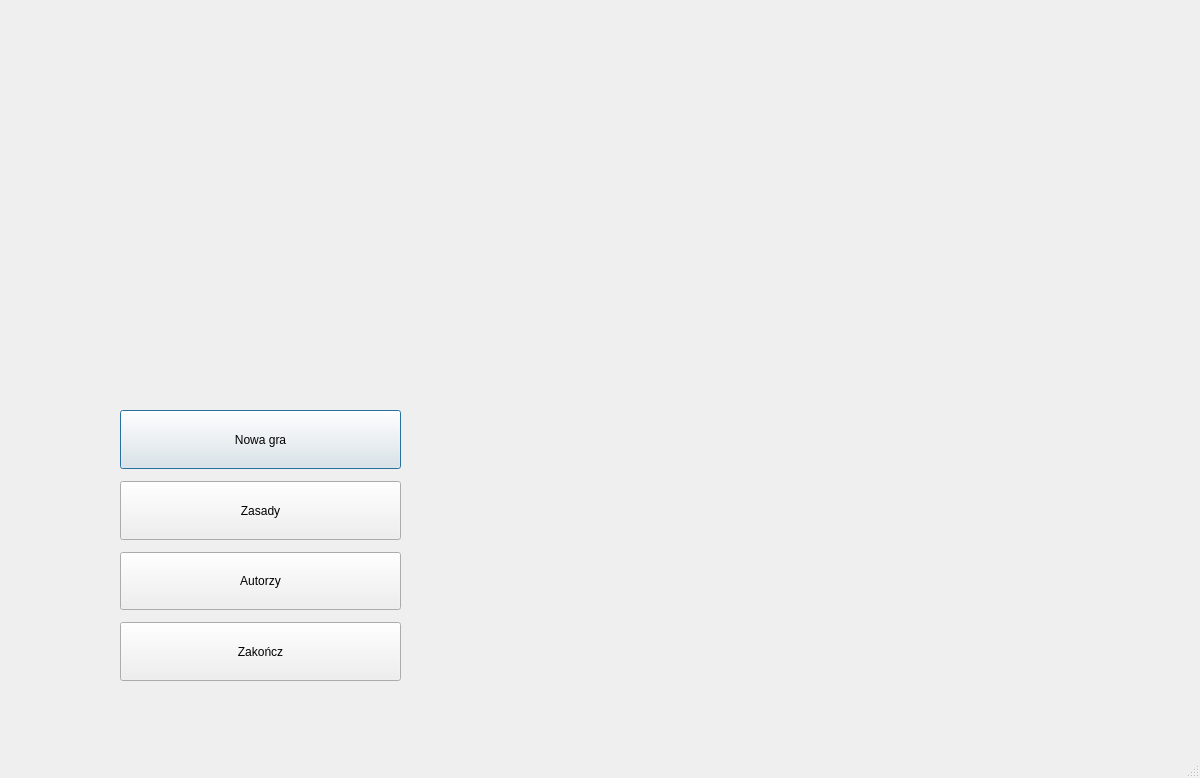
hubertoszywa/battle-ships, file battle-ships/mainwindow.ui: the form before one commit.
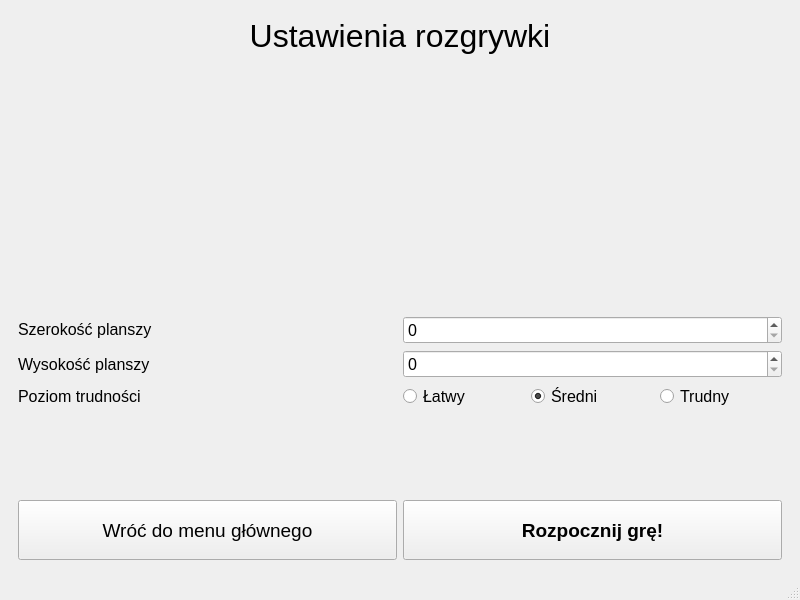
The form after the commit. The open tabs and pages were chosen to show the change. Icons and pictures are not drawn.

The edit to the form file:
```diff
--- a/battle-ships/mainwindow.ui
+++ b/battle-ships/mainwindow.ui
@@ -6,8 +6,8 @@
    <rect>
     <x>0</x>
     <y>0</y>
-    <width>1200</width>
-    <height>778</height>
+    <width>800</width>
+    <height>600</height>
    </rect>
   </property>
   <property name="sizePolicy">
@@ -41,30 +41,38 @@
   background-size: cover;
 </string>
    </property>
-   <widget class="QWidget" name="layoutWidget">
+   <layout class="QGridLayout" name="gridLayout">
+    <item row="0" column="1">
+     <widget class="QStackedWidget" name="stackedWidget">
+      <property name="currentIndex">
+       <number>0</number>
+      </property>
+      <widget class="QWidget" name="mainPage" native="true">
+       <widget class="QWidget" name="">
     <property name="geometry">
      <rect>
-      <x>120</x>
-      <y>410</y>
-      <width>281</width>
-      <height>271</height>
-     </rect>
-    </property>
-    <layout class="QVBoxLayout" name="verticalLayout">
-     <property name="spacing">
-      <number>12</number>
-     </property>
-     <property name="sizeConstraint">
-      <enum>QLayout::SetNoConstraint</enum>
-     </property>
+          <x>40</x>
+          <y>200</y>
+          <width>231</width>
+          <height>291</height>
+         </rect>
+        </property>
+        <layout class="QVBoxLayout" name="verticalLayout_2">
      <item>
-      <widget class="QPushButton" name="pushButton">
+          <widget class="QPushButton" name="buttonNewGame">
        <property name="sizePolicy">
         <sizepolicy hsizetype="Minimum" vsizetype="Preferred">
          <horstretch>0</horstretch>
          <verstretch>0</verstretch>
         </sizepolicy>
        </property>
+           <property name="font">
+            <font>
+             <pointsize>12</pointsize>
+             <weight>75</weight>
+             <bold>true</bold>
+            </font>
+           </property>
        <property name="cursor">
         <cursorShape>PointingHandCursor</cursorShape>
        </property>
@@ -80,7 +88,7 @@
       </widget>
      </item>
      <item>
-      <widget class="QPushButton" name="pushButton_2">
+          <widget class="QPushButton" name="buttonRules">
        <property name="enabled">
         <bool>true</bool>
        </property>
@@ -90,6 +98,11 @@
          <verstretch>0</verstretch>
         </sizepolicy>
        </property>
+           <property name="font">
+            <font>
+             <pointsize>12</pointsize>
+            </font>
+           </property>
        <property name="cursor">
         <cursorShape>PointingHandCursor</cursorShape>
        </property>
@@ -99,13 +112,18 @@
       </widget>
      </item>
      <item>
-      <widget class="QPushButton" name="pushButton_3">
+          <widget class="QPushButton" name="buttonAuthors">
        <property name="sizePolicy">
         <sizepolicy hsizetype="Minimum" vsizetype="Preferred">
          <horstretch>0</horstretch>
          <verstretch>0</verstretch>
         </sizepolicy>
        </property>
+           <property name="font">
+            <font>
+             <pointsize>12</pointsize>
+            </font>
+           </property>
        <property name="cursor">
         <cursorShape>PointingHandCursor</cursorShape>
        </property>
@@ -115,13 +133,18 @@
       </widget>
      </item>
      <item>
-      <widget class="QPushButton" name="pushButton_4">
+          <widget class="QPushButton" name="buttonExit">
        <property name="sizePolicy">
         <sizepolicy hsizetype="Minimum" vsizetype="Preferred">
          <horstretch>0</horstretch>
          <verstretch>0</verstretch>
         </sizepolicy>
        </property>
+           <property name="font">
+            <font>
+             <pointsize>12</pointsize>
+            </font>
+           </property>
        <property name="cursor">
         <cursorShape>PointingHandCursor</cursorShape>
        </property>
@@ -142,6 +165,400 @@
     </layout>
    </widget>
   </widget>
+      <widget class="QWidget" name="optionGamePage">
+       <layout class="QGridLayout" name="gridLayout_2">
+        <item row="7" column="0" colspan="2">
+         <spacer name="verticalSpacer_2">
+          <property name="orientation">
+           <enum>Qt::Vertical</enum>
+          </property>
+          <property name="sizeHint" stdset="0">
+           <size>
+            <width>20</width>
+            <height>40</height>
+           </size>
+          </property>
+         </spacer>
+        </item>
+        <item row="5" column="1">
+         <widget class="QSpinBox" name="spinBoxHeight">
+          <property name="sizePolicy">
+           <sizepolicy hsizetype="Minimum" vsizetype="Preferred">
+            <horstretch>0</horstretch>
+            <verstretch>0</verstretch>
+           </sizepolicy>
+          </property>
+          <property name="font">
+           <font>
+            <pointsize>12</pointsize>
+           </font>
+          </property>
+         </widget>
+        </item>
+        <item row="6" column="0">
+         <widget class="QLabel" name="labelLevel">
+          <property name="font">
+           <font>
+            <pointsize>12</pointsize>
+           </font>
+          </property>
+          <property name="autoFillBackground">
+           <bool>true</bool>
+          </property>
+          <property name="text">
+           <string>Poziom trudności</string>
+          </property>
+          <property name="margin">
+           <number>10</number>
+          </property>
+          <property name="indent">
+           <number>0</number>
+          </property>
+         </widget>
+        </item>
+        <item row="9" column="1">
+         <widget class="QPushButton" name="buttonStartGame">
+          <property name="sizePolicy">
+           <sizepolicy hsizetype="Preferred" vsizetype="Preferred">
+            <horstretch>0</horstretch>
+            <verstretch>0</verstretch>
+           </sizepolicy>
+          </property>
+          <property name="minimumSize">
+           <size>
+            <width>0</width>
+            <height>60</height>
+           </size>
+          </property>
+          <property name="font">
+           <font>
+            <pointsize>14</pointsize>
+            <weight>75</weight>
+            <bold>true</bold>
+           </font>
+          </property>
+          <property name="cursor">
+           <cursorShape>PointingHandCursor</cursorShape>
+          </property>
+          <property name="text">
+           <string>Rozpocznij grę!</string>
+          </property>
+         </widget>
+        </item>
+        <item row="4" column="1">
+         <widget class="QSpinBox" name="spinBoxWidth">
+          <property name="sizePolicy">
+           <sizepolicy hsizetype="Minimum" vsizetype="Preferred">
+            <horstretch>0</horstretch>
+            <verstretch>0</verstretch>
+           </sizepolicy>
+          </property>
+          <property name="font">
+           <font>
+            <pointsize>12</pointsize>
+           </font>
+          </property>
+         </widget>
+        </item>
+        <item row="0" column="0" colspan="2">
+         <widget class="QLabel" name="labelHeader">
+          <property name="font">
+           <font>
+            <pointsize>24</pointsize>
+           </font>
+          </property>
+          <property name="text">
+           <string>Ustawienia rozgrywki</string>
+          </property>
+          <property name="alignment">
+           <set>Qt::AlignCenter</set>
+          </property>
+         </widget>
+        </item>
+        <item row="1" column="0" colspan="2">
+         <spacer name="verticalSpacer_1">
+          <property name="orientation">
+           <enum>Qt::Vertical</enum>
+          </property>
+          <property name="sizeHint" stdset="0">
+           <size>
+            <width>20</width>
+            <height>40</height>
+           </size>
+          </property>
+         </spacer>
+        </item>
+        <item row="3" column="0" colspan="2">
+         <spacer name="verticalSpacer_4">
+          <property name="orientation">
+           <enum>Qt::Vertical</enum>
+          </property>
+          <property name="sizeHint" stdset="0">
+           <size>
+            <width>20</width>
+            <height>40</height>
+           </size>
+          </property>
+         </spacer>
+        </item>
+        <item row="9" column="0">
+         <widget class="QPushButton" name="buttonBackToMenu">
+          <property name="minimumSize">
+           <size>
+            <width>0</width>
+            <height>60</height>
+           </size>
+          </property>
+          <property name="font">
+           <font>
+            <pointsize>14</pointsize>
+           </font>
+          </property>
+          <property name="text">
+           <string>Wróć do menu głównego</string>
+          </property>
+         </widget>
+        </item>
+        <item row="4" column="0">
+         <widget class="QLabel" name="labelWidth">
+          <property name="sizePolicy">
+           <sizepolicy hsizetype="Preferred" vsizetype="Preferred">
+            <horstretch>0</horstretch>
+            <verstretch>0</verstretch>
+           </sizepolicy>
+          </property>
+          <property name="minimumSize">
+           <size>
+            <width>0</width>
+            <height>0</height>
+           </size>
+          </property>
+          <property name="font">
+           <font>
+            <pointsize>12</pointsize>
+           </font>
+          </property>
+          <property name="autoFillBackground">
+           <bool>true</bool>
+          </property>
+          <property name="text">
+           <string>Szerokość planszy</string>
+          </property>
+          <property name="textFormat">
+           <enum>Qt::RichText</enum>
+          </property>
+          <property name="scaledContents">
+           <bool>false</bool>
+          </property>
+          <property name="margin">
+           <number>10</number>
+          </property>
+          <property name="indent">
+           <number>0</number>
+          </property>
+         </widget>
+        </item>
+        <item row="5" column="0">
+         <widget class="QLabel" name="labelHeight">
+          <property name="font">
+           <font>
+            <pointsize>12</pointsize>
+           </font>
+          </property>
+          <property name="autoFillBackground">
+           <bool>true</bool>
+          </property>
+          <property name="text">
+           <string>Wysokość planszy</string>
+          </property>
+          <property name="margin">
+           <number>10</number>
+          </property>
+          <property name="indent">
+           <number>0</number>
+          </property>
+         </widget>
+        </item>
+        <item row="2" column="0" colspan="2">
+         <spacer name="verticalSpacer_3">
+          <property name="orientation">
+           <enum>Qt::Vertical</enum>
+          </property>
+          <property name="sizeHint" stdset="0">
+           <size>
+            <width>20</width>
+            <height>40</height>
+           </size>
+          </property>
+         </spacer>
+        </item>
+        <item row="6" column="1">
+         <layout class="QHBoxLayout" name="horizontalLayout">
+          <item>
+           <widget class="QRadioButton" name="radioHardGame">
+            <property name="sizePolicy">
+             <sizepolicy hsizetype="Minimum" vsizetype="Preferred">
+              <horstretch>0</horstretch>
+              <verstretch>0</verstretch>
+             </sizepolicy>
+            </property>
+            <property name="minimumSize">
+             <size>
+              <width>0</width>
+              <height>0</height>
+             </size>
+            </property>
+            <property name="font">
+             <font>
+              <pointsize>12</pointsize>
+             </font>
+            </property>
+            <property name="cursor">
+             <cursorShape>PointingHandCursor</cursorShape>
+            </property>
+            <property name="layoutDirection">
+             <enum>Qt::LeftToRight</enum>
+            </property>
+            <property name="autoFillBackground">
+             <bool>true</bool>
+            </property>
+            <property name="text">
+             <string>Łatwy</string>
+            </property>
+           </widget>
+          </item>
+          <item>
+           <widget class="QRadioButton" name="radioMediumGame">
+            <property name="sizePolicy">
+             <sizepolicy hsizetype="Minimum" vsizetype="Preferred">
+              <horstretch>0</horstretch>
+              <verstretch>0</verstretch>
+             </sizepolicy>
+            </property>
+            <property name="minimumSize">
+             <size>
+              <width>0</width>
+              <height>0</height>
+             </size>
+            </property>
+            <property name="font">
+             <font>
+              <pointsize>12</pointsize>
+             </font>
+            </property>
+            <property name="cursor">
+             <cursorShape>PointingHandCursor</cursorShape>
+            </property>
+            <property name="autoFillBackground">
+             <bool>true</bool>
+            </property>
+            <property name="text">
+             <string>Średni</string>
+            </property>
+            <property name="checked">
+             <bool>true</bool>
+            </property>
+           </widget>
+          </item>
+          <item>
+           <widget class="QRadioButton" name="radioEasyGame">
+            <property name="sizePolicy">
+             <sizepolicy hsizetype="Minimum" vsizetype="Preferred">
+              <horstretch>0</horstretch>
+              <verstretch>0</verstretch>
+             </sizepolicy>
+            </property>
+            <property name="minimumSize">
+             <size>
+              <width>0</width>
+              <height>0</height>
+             </size>
+            </property>
+            <property name="baseSize">
+             <size>
+              <width>0</width>
+              <height>0</height>
+             </size>
+            </property>
+            <property name="font">
+             <font>
+              <pointsize>12</pointsize>
+             </font>
+            </property>
+            <property name="cursor">
+             <cursorShape>PointingHandCursor</cursorShape>
+            </property>
+            <property name="autoFillBackground">
+             <bool>true</bool>
+            </property>
+            <property name="styleSheet">
+             <string notr="true"/>
+            </property>
+            <property name="text">
+             <string>Trudny</string>
+            </property>
+           </widget>
+          </item>
+         </layout>
+        </item>
+       </layout>
+      </widget>
+      <widget class="QWidget" name="rulesPage">
+       <widget class="QTextBrowser" name="textBrowser">
+        <property name="geometry">
+         <rect>
+          <x>20</x>
+          <y>40</y>
+          <width>561</width>
+          <height>481</height>
+         </rect>
+        </property>
+        <property name="font">
+         <font>
+          <pointsize>8</pointsize>
+         </font>
+        </property>
+        <property name="html">
+         <string>&lt;!DOCTYPE HTML PUBLIC &quot;-//W3C//DTD HTML 4.0//EN&quot; &quot;http://www.w3.org/TR/REC-html40/strict.dtd&quot;&gt;
+&lt;html&gt;&lt;head&gt;&lt;meta name=&quot;qrichtext&quot; content=&quot;1&quot; /&gt;&lt;style type=&quot;text/css&quot;&gt;
+p, li { white-space: pre-wrap; }
+&lt;/style&gt;&lt;/head&gt;&lt;body style=&quot; font-family:'MS Shell Dlg 2'; font-size:8pt; font-weight:400; font-style:normal;&quot;&gt;
+&lt;p style=&quot; margin-top:0px; margin-bottom:0px; margin-left:0px; margin-right:0px; -qt-block-indent:0; text-indent:0px;&quot;&gt;&lt;span style=&quot; font-family:'Open Sans','Arial','sans-serif'; font-size:10pt; font-weight:600; color:#000000; background-color:#ffffff;&quot;&gt;Lorem Ipsum&lt;/span&gt;&lt;span style=&quot; font-family:'Open Sans','Arial','sans-serif'; font-size:10pt; color:#000000; background-color:#ffffff;&quot;&gt; is simply dummy text of the printing and typesetting industry. Lorem Ipsum has been the industry's standard dummy text ever since the 1500s, when an unknown printer took a galley of type and scrambled it to make a type specimen book. It has survived not only five centuries, but also the leap into electronic typesetting, remaining essentially unchanged. It was popularised in the 1960s with the release of Letraset sheets containing Lorem Ipsum passages, and more recently with desktop publishing software like Aldus PageMaker including versions of Lorem Ipsum.&lt;/span&gt;&lt;/p&gt;
+&lt;p style=&quot;-qt-paragraph-type:empty; margin-top:0px; margin-bottom:0px; margin-left:0px; margin-right:0px; -qt-block-indent:0; text-indent:0px; font-family:'Open Sans','Arial','sans-serif'; font-size:10pt; color:#000000;&quot;&gt;&lt;br /&gt;&lt;/p&gt;
+&lt;p style=&quot;-qt-paragraph-type:empty; margin-top:0px; margin-bottom:0px; margin-left:0px; margin-right:0px; -qt-block-indent:0; text-indent:0px; font-family:'Open Sans','Arial','sans-serif'; font-size:10pt; color:#000000;&quot;&gt;&lt;br /&gt;&lt;/p&gt;
+&lt;p style=&quot; margin-top:0px; margin-bottom:0px; margin-left:0px; margin-right:0px; -qt-block-indent:0; text-indent:0px;&quot;&gt;&lt;span style=&quot; font-family:'Open Sans','Arial','sans-serif'; font-size:10pt; color:#000000; background-color:#ffffff;&quot;&gt;Contrary to popular belief, Lorem Ipsum is not simply random text. It has roots in a piece of classical Latin literature from 45 BC, making it over 2000 years old. Richard McClintock, a Latin professor at Hampden-Sydney College in Virginia, looked up one of the more obscure Latin words, consectetur, from a Lorem Ipsum passage, and going through the cites of the word in classical literature, discovered the undoubtable source. Lorem Ipsum comes from sections 1.10.32 and 1.10.33 of &amp;quot;de Finibus Bonorum et Malorum&amp;quot; (The Extremes of Good and Evil) by Cicero, written in 45 BC. This book is a treatise on the theory of ethics, very popular during the Renaissance. The first line of Lorem Ipsum, &amp;quot;Lorem ipsum dolor sit amet..&amp;quot;, comes from a line in section 1.10.32.&lt;/span&gt;&lt;/p&gt;
+&lt;p style=&quot;-qt-paragraph-type:empty; margin-top:0px; margin-bottom:0px; margin-left:0px; margin-right:0px; -qt-block-indent:0; text-indent:0px; font-family:'Open Sans','Arial','sans-serif'; font-size:10pt; color:#000000;&quot;&gt;&lt;br /&gt;&lt;/p&gt;
+&lt;p style=&quot; margin-top:0px; margin-bottom:0px; margin-left:0px; margin-right:0px; -qt-block-indent:0; text-indent:0px;&quot;&gt;&lt;span style=&quot; font-family:'Open Sans','Arial','sans-serif'; font-size:10pt; color:#000000; background-color:#ffffff;&quot;&gt;There are many variations of passages of Lorem Ipsum available, but the majority have suffered alteration in some form, by injected humour, or randomised words which don't look even slightly believable. If you are going to use a passage of Lorem Ipsum, you need to be sure there isn't anything embarrassing hidden in the middle of text. All the Lorem Ipsum generators on the Internet tend to repeat predefined chunks as necessary, making this the first true generator on the Internet. It uses a dictionary of over 200 Latin words, combined with a handful of model sentence structures, to generate Lorem Ipsum which looks reasonable. The generated Lorem Ipsum is therefore always free from repetition, injected humour, or non-characteristic words etc.&lt;/span&gt;&lt;/p&gt;
+&lt;p style=&quot;-qt-paragraph-type:empty; margin-top:0px; margin-bottom:0px; margin-left:0px; margin-right:0px; -qt-block-indent:0; text-indent:0px; font-family:'Open Sans','Arial','sans-serif'; font-size:10pt; color:#000000;&quot;&gt;&lt;br /&gt;&lt;/p&gt;
+&lt;p style=&quot;-qt-paragraph-type:empty; margin-top:0px; margin-bottom:0px; margin-left:0px; margin-right:0px; -qt-block-indent:0; text-indent:0px; font-family:'Open Sans','Arial','sans-serif'; font-size:10pt; color:#000000;&quot;&gt;&lt;br /&gt;&lt;/p&gt;
+&lt;p style=&quot; margin-top:0px; margin-bottom:0px; margin-left:0px; margin-right:0px; -qt-block-indent:0; text-indent:0px;&quot;&gt;&lt;span style=&quot; font-family:'Open Sans','Arial','sans-serif'; font-size:10pt; color:#000000; background-color:#ffffff;&quot;&gt;There are many variations of passages of Lorem Ipsum available, but the majority have suffered alteration in some form, by injected humour, or randomised words which don't look even slightly believable. If you are going to use a passage of Lorem Ipsum, you need to be sure there isn't anything embarrassing hidden in the middle of text. All the Lorem Ipsum generators on the Internet tend to repeat predefined chunks as necessary, making this the first true generator on the Internet. It uses a dictionary of over 200 Latin words, combined with a handful of model sentence structures, to generate Lorem Ipsum which looks reasonable. The generated Lorem Ipsum is therefore always free from repetition, injected humour, or non-characteristic words etc.&lt;/span&gt;&lt;/p&gt;
+&lt;p style=&quot;-qt-paragraph-type:empty; margin-top:0px; margin-bottom:0px; margin-left:0px; margin-right:0px; -qt-block-indent:0; text-indent:0px; font-family:'Open Sans','Arial','sans-serif'; font-size:10pt; color:#000000;&quot;&gt;&lt;br /&gt;&lt;/p&gt;
+&lt;p style=&quot; margin-top:0px; margin-bottom:0px; margin-left:0px; margin-right:0px; -qt-block-indent:0; text-indent:0px;&quot;&gt;&lt;span style=&quot; font-family:'Open Sans','Arial','sans-serif'; font-size:10pt; color:#000000; background-color:#ffffff;&quot;&gt;There are many variations of passages of Lorem Ipsum available, but the majority have suffered alteration in some form, by injected humour, or randomised words which don't look even slightly believable. If you are going to use a passage of Lorem Ipsum, you need to be sure there isn't anything embarrassing hidden in the middle of text. All the Lorem Ipsum generators on the Internet tend to repeat predefined chunks as necessary, making this the first true generator on the Internet. It uses a dictionary of over 200 Latin words, combined with a handful of model sentence structures, to generate Lorem Ipsum which looks reasonable. The generated Lorem Ipsum is therefore always free from repetition, injected humour, or non-characteristic words etc.&lt;/span&gt;&lt;/p&gt;&lt;/body&gt;&lt;/html&gt;</string>
+        </property>
+       </widget>
+       <widget class="QPushButton" name="buttonBackToMenuFromRules">
+        <property name="geometry">
+         <rect>
+          <x>600</x>
+          <y>40</y>
+          <width>161</width>
+          <height>51</height>
+         </rect>
+        </property>
+        <property name="font">
+         <font>
+          <pointsize>12</pointsize>
+         </font>
+        </property>
+        <property name="text">
+         <string>Powrót</string>
+        </property>
+       </widget>
+      </widget>
+     </widget>
+    </item>
+   </layout>
+  </widget>
   <widget class="QMenuBar" name="menubar">
    <property name="geometry">
     <rect>
@@ -152,7 +569,11 @@
     </rect>
    </property>
   </widget>
-  <widget class="QStatusBar" name="statusbar"/>
+  <widget class="QStatusBar" name="statusbar2">
+   <property name="enabled">
+    <bool>true</bool>
+   </property>
+  </widget>
  </widget>
  <resources/>
  <connections/>
```
Left out of the diff: 9 changed lines with no effect on the pictures. Lines whose indentation alone changed are shown as unchanged.
